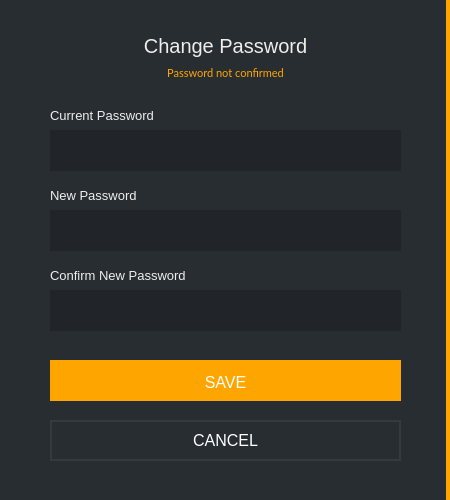
Old version of the form src/gui/ui/changepassworddialog.ui in the repository ConcealNetwork/conceal-desktop.
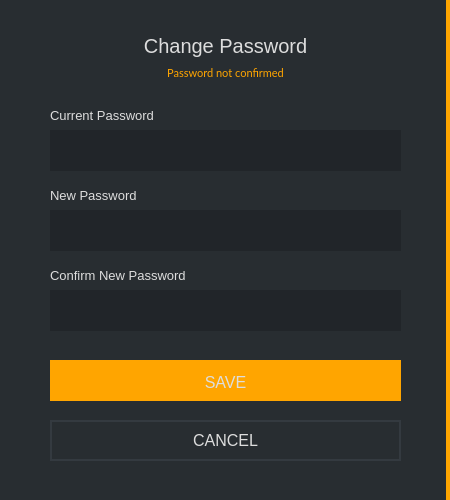
New version of the form.

```diff
--- a/src/gui/ui/changepassworddialog.ui
+++ b/src/gui/ui/changepassworddialog.ui
@@ -32,7 +32,7 @@
    <string>Change Password</string>
   </property>
   <property name="styleSheet">
-   <string notr="true">background-color: #212529; color: #eee; border: 0px;</string>
+   <string notr="true">background-color: #212529; color: #ddd; border: 0px;</string>
   </property>
   <layout class="QGridLayout" name="gridLayout">
    <property name="leftMargin">
@@ -70,7 +70,7 @@
        </font>
       </property>
       <property name="styleSheet">
-       <string notr="true">color: #eee;
+       <string notr="true">color: #ddd;
 border-right: 0px;
 font-size: 13px;</string>
       </property>
@@ -130,7 +130,7 @@
        </font>
       </property>
       <property name="styleSheet">
-       <string notr="true">color: #eee;
+       <string notr="true">color: #ddd;
 border-right: 0px;
 font-size: 13px;</string>
       </property>
@@ -196,7 +196,7 @@
        </font>
       </property>
       <property name="styleSheet">
-       <string notr="true">color: #eee;
+       <string notr="true">color: #ddd;
 border-right: 0px;
 font-size: 13px;</string>
       </property>
@@ -287,7 +287,7 @@
        </font>
       </property>
       <property name="styleSheet">
-       <string notr="true">color: white; background-color: orange; border-top: 3px solid orange;
+       <string notr="true">color: #ddd; background-color: orange; border-top: 3px solid orange;
 border-right: 0px;
 font-size: 16px;</string>
       </property>
@@ -319,7 +319,7 @@
        </font>
       </property>
       <property name="styleSheet">
-       <string notr="true">color: white; border: 2px solid #343a40; font-size: 16px; background-color: #21259;</string>
+       <string notr="true">color: #ddd; border: 2px solid #343a40; font-size: 16px; background-color: #21259;</string>
       </property>
       <property name="text">
        <string>CANCEL</string>
@@ -340,7 +340,7 @@
        </font>
       </property>
       <property name="styleSheet">
-       <string notr="true">color: #eee;
+       <string notr="true">color: #ddd;
 border-right: 0px;
 font-size: 20px;</string>
       </property>
```
